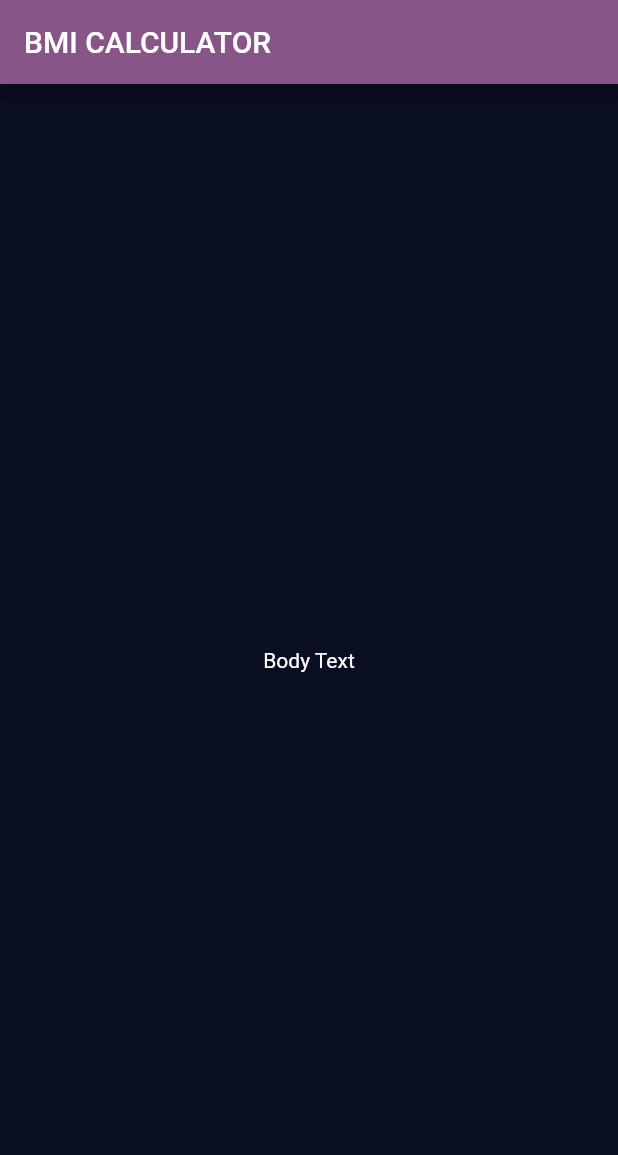
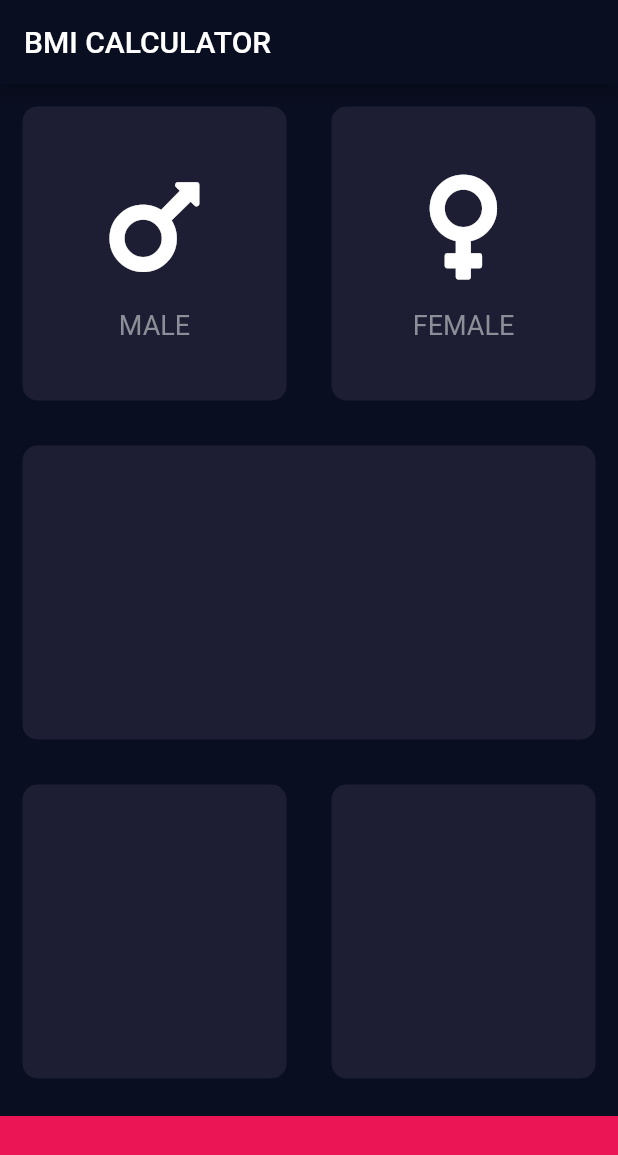
Before and after one commit to Andrew335/BMI_calculator, a Flutter app: the screen it shows after launch, on a phone screen of 412 x 824 dp. Shown: the top 1155 px of the screen. Run offline on Flutter 3.47's test engine with Material 2 defaults, Android fonts, the phone set to English and light mode, and no system bars; our stand-ins replace font_awesome_flutter.

Commit message:
Layout complete First row of buttons styled

```diff
--- /dev/null
+++ b/lib/icon_content.dart
@@ -0,0 +1,30 @@
+import 'package:flutter/material.dart';
+
+const labelTextStyle = TextStyle(fontSize: 18.0, color: Color(0xFF8D8E98));
+
+class IconContent extends StatelessWidget {
+  IconContent({@required this.cardIcon, @required this.cardText});
+
+  final IconData cardIcon;
+  final String cardText;
+
+  @override
+  Widget build(BuildContext context) {
+    return Column(
+      mainAxisAlignment: MainAxisAlignment.center,
+      children: <Widget>[
+        Icon(
+          cardIcon,
+          size: 80.0,
+        ),
+        SizedBox(
+          height: 15.0,
+        ),
+        Text(
+          cardText,
+          style: labelTextStyle,
+        ),
+      ],
+    );
+  }
+}
--- a/lib/input_page.dart
+++ b/lib/input_page.dart
@@ -1,4 +1,11 @@
 import 'package:flutter/material.dart';
+import 'package:font_awesome_flutter/font_awesome_flutter.dart';
+import 'icon_content.dart';
+import 'reusable_card.dart';
+
+const bottomContainerHeight = 80.0;
+const activeCardColor = Color(0xFF1d1e33);
+const bottomContainerColor = Color(0xFFEB1555);
 
 class InputPage extends StatefulWidget {
   @override
@@ -11,10 +18,60 @@ class _InputPageState extends State<InputPage> {
     return Scaffold(
       appBar: AppBar(
         title: Text('BMI CALCULATOR'),
-        backgroundColor: Color(0xFF885588),
+        backgroundColor: Color(0xFF0A0E21),
       ),
-      body: Center(
-        child: Text('Body Text'),
+      body: SafeArea(
+        child: Column(
+          children: <Widget>[
+            Expanded(
+              child: Row(
+                children: <Widget>[
+                  Expanded(
+                    child: ReusableCard(
+                      color: activeCardColor,
+                      cardChild: IconContent(
+                        cardIcon: FontAwesomeIcons.mars,
+                        cardText: 'MALE',
+                      ),
+                    ),
+                  ),
+                  Expanded(
+                    child: ReusableCard(
+                      color: activeCardColor,
+                      cardChild: IconContent(
+                        cardIcon: FontAwesomeIcons.venus,
+                        cardText: 'FEMALE',
+                      ),
+                    ),
+                  ),
+                ],
+              ),
+            ),
+            Expanded(
+              child: ReusableCard(color: activeCardColor),
+            ),
+            Expanded(
+              child: Row(
+                children: <Widget>[
+                  Expanded(
+                    child: ReusableCard(color: activeCardColor),
+                  ),
+                  Expanded(
+                    child: ReusableCard(
+                      color: activeCardColor,
+                    ),
+                  ),
+                ],
+              ),
+            ),
+            Container(
+              color: bottomContainerColor,
+              margin: EdgeInsets.only(top: 10.0),
+              width: double.infinity,
+              height: bottomContainerHeight,
+            )
+          ],
+        ),
       ),
     );
   }
--- /dev/null
+++ b/lib/reusable_card.dart
@@ -0,0 +1,20 @@
+import 'package:flutter/material.dart';
+
+class ReusableCard extends StatelessWidget {
+  ReusableCard({@required this.color, this.cardChild});
+
+  final Color color;
+  final Widget cardChild;
+
+  @override
+  Widget build(BuildContext context) {
+    return Container(
+      child: cardChild,
+      margin: EdgeInsets.all(15.0),
+      decoration: BoxDecoration(
+        color: color,
+        borderRadius: BorderRadius.circular(10.0),
+      ),
+    );
+  }
+}
--- a/pubspec.yaml
+++ b/pubspec.yaml
@@ -11,6 +11,7 @@ dependencies:
     sdk: flutter
 
   cupertino_icons: ^0.1.2
+  font_awesome_flutter: ^9.2.0
 
 dev_dependencies:
   flutter_test:
```
